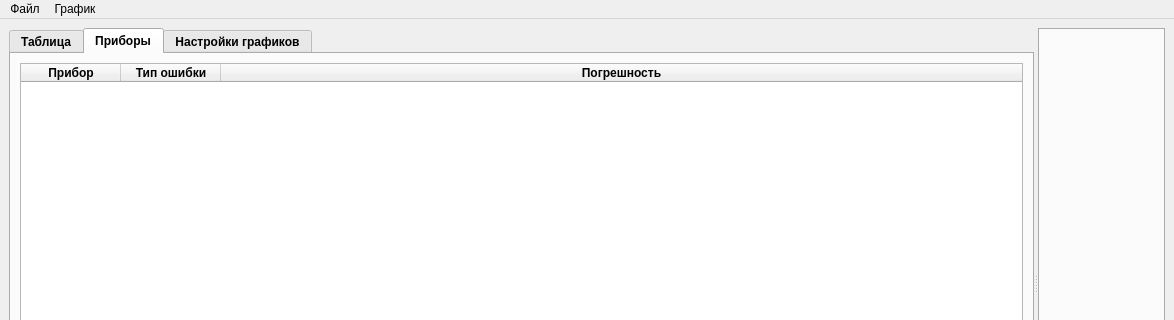
GlebDorohov17092006/Experiment2025, file mainwindow.ui: the form before one commit; both pictures show x 0 to 1174 and y 0 to 320 of the 1174 by 569 pixel window.
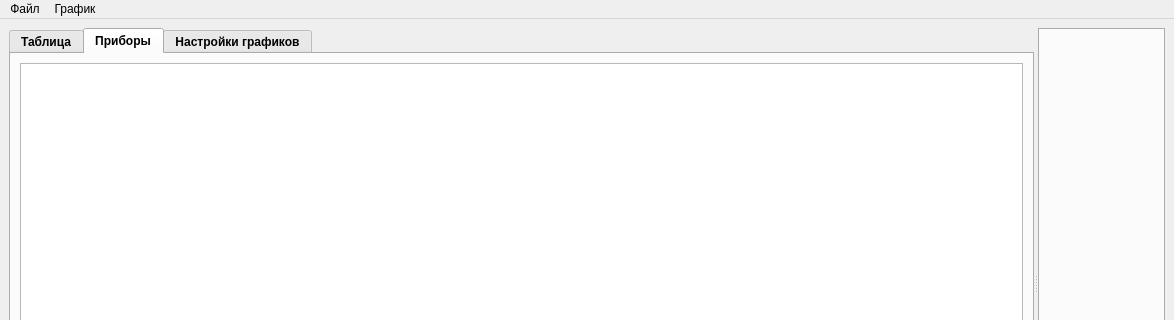
The form after the commit. The open tabs and pages were chosen to show the change. Icons and pictures are not drawn.

What changed in the file:
```diff
--- a/mainwindow.ui
+++ b/mainwindow.ui
@@ -195,64 +195,13 @@
              </widget>
             </item>
             <item row="0" column="0" colspan="2">
-             <widget class="QTableWidget" name="instrumentsTable">
+             <widget class="QTableView" name="instrumentsTable">
               <property name="font">
                <font>
+                <weight>50</weight>
                 <bold>false</bold>
                </font>
               </property>
-              <property name="columnCount">
-               <number>3</number>
-              </property>
-              <attribute name="horizontalHeaderVisible">
-               <bool>true</bool>
-              </attribute>
-              <attribute name="horizontalHeaderCascadingSectionResizes">
-               <bool>true</bool>
-              </attribute>
-              <attribute name="horizontalHeaderHighlightSections">
-               <bool>true</bool>
-              </attribute>
-              <attribute name="horizontalHeaderShowSortIndicator" stdset="0">
-               <bool>false</bool>
-              </attribute>
-              <attribute name="horizontalHeaderStretchLastSection">
-               <bool>true</bool>
-              </attribute>
-              <attribute name="verticalHeaderVisible">
-               <bool>false</bool>
-              </attribute>
-              <column>
-               <property name="text">
-                <string>Прибор</string>
-               </property>
-               <property name="font">
-                <font>
-                 <pointsize>9</pointsize>
-                 <bold>true</bold>
-                </font>
-               </property>
-              </column>
-              <column>
-               <property name="text">
-                <string>Тип ошибки</string>
-               </property>
-               <property name="font">
-                <font>
-                 <bold>true</bold>
-                </font>
-               </property>
-              </column>
-              <column>
-               <property name="text">
-                <string>Погрешность</string>
-               </property>
-               <property name="font">
-                <font>
-                 <bold>true</bold>
-                </font>
-               </property>
-              </column>
              </widget>
             </item>
            </layout>
```
Left out of the diff: 30 changed lines with no effect on the pictures.
